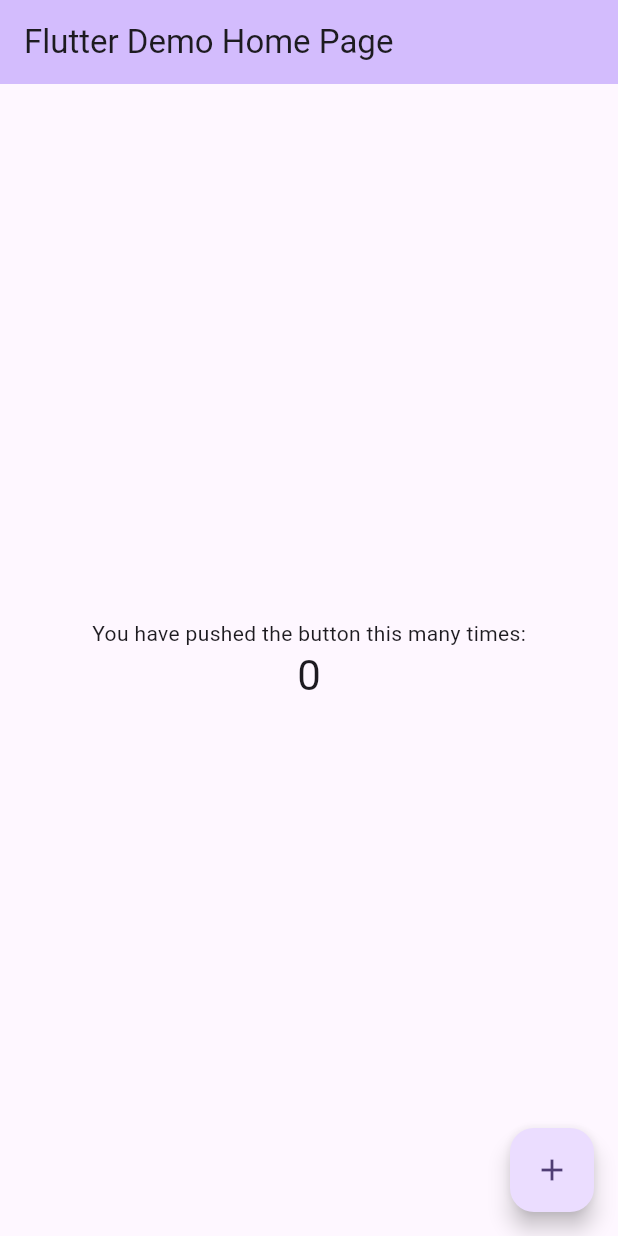
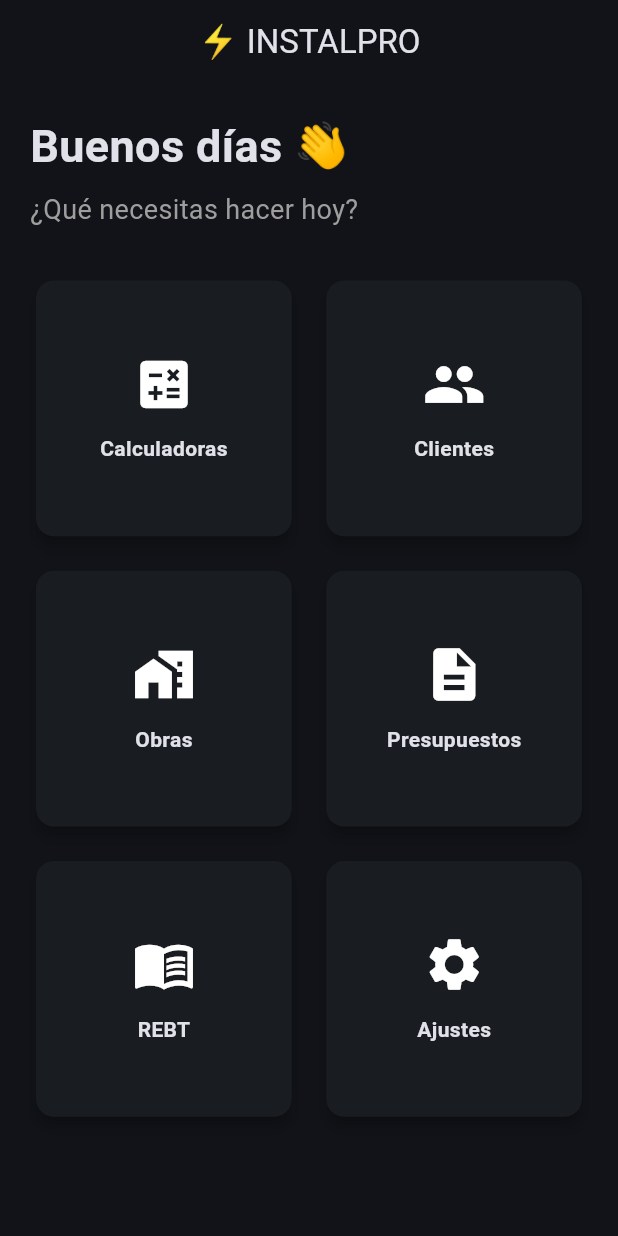
Before and after one commit to gaalleegoo00-png/INSTALPRO, a Flutter app: the screen it shows after launch, on a phone screen of 412 x 824 dp. Run offline on Flutter 3.47's test engine with Material 3 defaults, Android fonts, the phone set to English and light mode, and no system bars.

Commit message:
feat: crear dashboard inicial y arquitectura del proyecto

```diff
--- /dev/null
+++ b/lib/app/app.dart
@@ -0,0 +1,23 @@
+import 'package:flutter/material.dart';
+import '../features/home/home_page.dart';
+
+class InstalProApp extends StatelessWidget {
+  const InstalProApp({super.key});
+
+  @override
+  Widget build(BuildContext context) {
+    return MaterialApp(
+      debugShowCheckedModeBanner: false,
+      title: 'INSTALPRO',
+      theme: ThemeData(
+        brightness: Brightness.dark,
+        colorScheme: ColorScheme.fromSeed(
+          seedColor: const Color(0xFF1976D2),
+          brightness: Brightness.dark,
+        ),
+        useMaterial3: true,
+      ),
+      home: const HomePage(),
+    );
+  }
+}
--- /dev/null
+++ b/lib/features/home/home_page.dart
@@ -0,0 +1,75 @@
+import 'package:flutter/material.dart';
+
+class HomePage extends StatelessWidget {
+  const HomePage({super.key});
+
+  @override
+  Widget build(BuildContext context) {
+    return Scaffold(
+      appBar: AppBar(title: const Text("⚡ INSTALPRO"), centerTitle: true),
+      body: Padding(
+        padding: const EdgeInsets.all(20),
+        child: Column(
+          crossAxisAlignment: CrossAxisAlignment.start,
+          children: [
+            const Text(
+              "Buenos días 👋",
+              style: TextStyle(fontSize: 30, fontWeight: FontWeight.bold),
+            ),
+
+            const SizedBox(height: 8),
+
+            const Text(
+              "¿Qué necesitas hacer hoy?",
+              style: TextStyle(fontSize: 18, color: Colors.grey),
+            ),
+
+            const SizedBox(height: 30),
+
+            Expanded(
+              child: GridView.count(
+                crossAxisCount: 2,
+                crossAxisSpacing: 15,
+                mainAxisSpacing: 15,
+                children: const [
+                  _MenuCard(Icons.calculate, "Calculadoras"),
+                  _MenuCard(Icons.people, "Clientes"),
+                  _MenuCard(Icons.home_work, "Obras"),
+                  _MenuCard(Icons.description, "Presupuestos"),
+                  _MenuCard(Icons.menu_book, "REBT"),
+                  _MenuCard(Icons.settings, "Ajustes"),
+                ],
+              ),
+            ),
+          ],
+        ),
+      ),
+    );
+  }
+}
+
+class _MenuCard extends StatelessWidget {
+  final IconData icon;
+  final String titulo;
+
+  const _MenuCard(this.icon, this.titulo);
+
+  @override
+  Widget build(BuildContext context) {
+    return Card(
+      elevation: 4,
+      child: InkWell(
+        borderRadius: BorderRadius.circular(12),
+        onTap: () {},
+        child: Column(
+          mainAxisAlignment: MainAxisAlignment.center,
+          children: [
+            Icon(icon, size: 42),
+            const SizedBox(height: 12),
+            Text(titulo, style: const TextStyle(fontWeight: FontWeight.bold)),
+          ],
+        ),
+      ),
+    );
+  }
+}
--- a/lib/main.dart
+++ b/lib/main.dart
@@ -1,122 +1,6 @@
 import 'package:flutter/material.dart';
+import 'app/app.dart';
 
 void main() {
-  runApp(const MyApp());
+  runApp(const InstalProApp());
 }
-
-class MyApp extends StatelessWidget {
-  const MyApp({super.key});
-
-  // This widget is the root of your application.
-  @override
-  Widget build(BuildContext context) {
-    return MaterialApp(
-      title: 'Flutter Demo',
-      theme: ThemeData(
-        // This is the theme of your application.
-        //
-        // TRY THIS: Try running your application with "flutter run". You'll see
-        // the application has a purple toolbar. Then, without quitting the app,
-        // try changing the seedColor in the colorScheme below to Colors.green
-        // and then invoke "hot reload" (save your changes or press the "hot
-        // reload" button in a Flutter-supported IDE, or press "r" if you used
-        // the command line to start the app).
-        //
-        // Notice that the counter didn't reset back to zero; the application
-        // state is not lost during the reload. To reset the state, use hot
-        // restart instead.
-        //
-        // This works for code too, not just values: Most code changes can be
-        // tested with just a hot reload.
-        colorScheme: .fromSeed(seedColor: Colors.deepPurple),
-      ),
-      home: const MyHomePage(title: 'Flutter Demo Home Page'),
-    );
-  }
-}
-
-class MyHomePage extends StatefulWidget {
-  const MyHomePage({super.key, required this.title});
-
-  // This widget is the home page of your application. It is stateful, meaning
-  // that it has a State object (defined below) that contains fields that affect
-  // how it looks.
-
-  // This class is the configuration for the state. It holds the values (in this
-  // case the title) provided by the parent (in this case the App widget) and
-  // used by the build method of the State. Fields in a Widget subclass are
-  // always marked "final".
-
-  final String title;
-
-  @override
-  State<MyHomePage> createState() => _MyHomePageState();
-}
-
-class _MyHomePageState extends State<MyHomePage> {
-  int _counter = 0;
-
-  void _incrementCounter() {
-    setState(() {
-      // This call to setState tells the Flutter framework that something has
-      // changed in this State, which causes it to rerun the build method below
-      // so that the display can reflect the updated values. If we changed
-      // _counter without calling setState(), then the build method would not be
-      // called again, and so nothing would appear to happen.
-      _counter++;
-    });
-  }
-
-  @override
-  Widget build(BuildContext context) {
-    // This method is rerun every time setState is called, for instance as done
-    // by the _incrementCounter method above.
-    //
-    // The Flutter framework has been optimized to make rerunning build methods
-    // fast, so that you can just rebuild anything that needs updating rather
-    // than having to individually change instances of widgets.
-    return Scaffold(
-      appBar: AppBar(
-        // TRY THIS: Try changing the color here to a specific color (to
-        // Colors.amber, perhaps?) and trigger a hot reload to see the AppBar
-        // change color while the other colors stay the same.
-        backgroundColor: Theme.of(context).colorScheme.inversePrimary,
-        // Here we take the value from the MyHomePage object that was created by
-        // the App.build method, and use it to set our appbar title.
-        title: Text(widget.title),
-      ),
-      body: Center(
-        // Center is a layout widget. It takes a single child and positions it
-        // in the middle of the parent.
-        child: Column(
-          // Column is also a layout widget. It takes a list of children and
-          // arranges them vertically. By default, it sizes itself to fit its
-          // children horizontally, and tries to be as tall as its parent.
-          //
-          // Column has various properties to control how it sizes itself and
-          // how it positions its children. Here we use mainAxisAlignment to
-          // center the children vertically; the main axis here is the vertical
-          // axis because Columns are vertical (the cross axis would be
-          // horizontal).
-          //
-          // TRY THIS: Invoke "debug painting" (choose the "Toggle Debug Paint"
-          // action in the IDE, or press "p" in the console), to see the
-          // wireframe for each widget.
-          mainAxisAlignment: .center,
-          children: [
-            const Text('You have pushed the button this many times:'),
-            Text(
-              '$_counter',
-              style: Theme.of(context).textTheme.headlineMedium,
-            ),
-          ],
-        ),
-      ),
-      floatingActionButton: FloatingActionButton(
-        onPressed: _incrementCounter,
-        tooltip: 'Increment',
-        child: const Icon(Icons.add),
-      ),
-    );
-  }
-}
```
Also changed, not shown: lib/features/calculators/calculators_page.dart (added).
